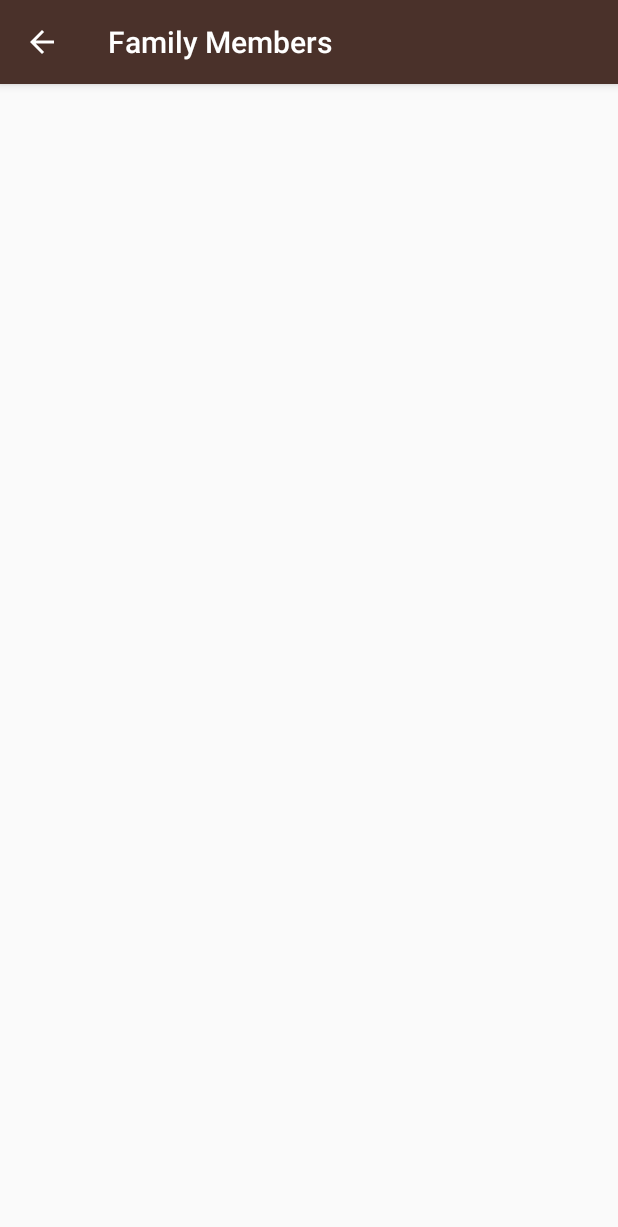
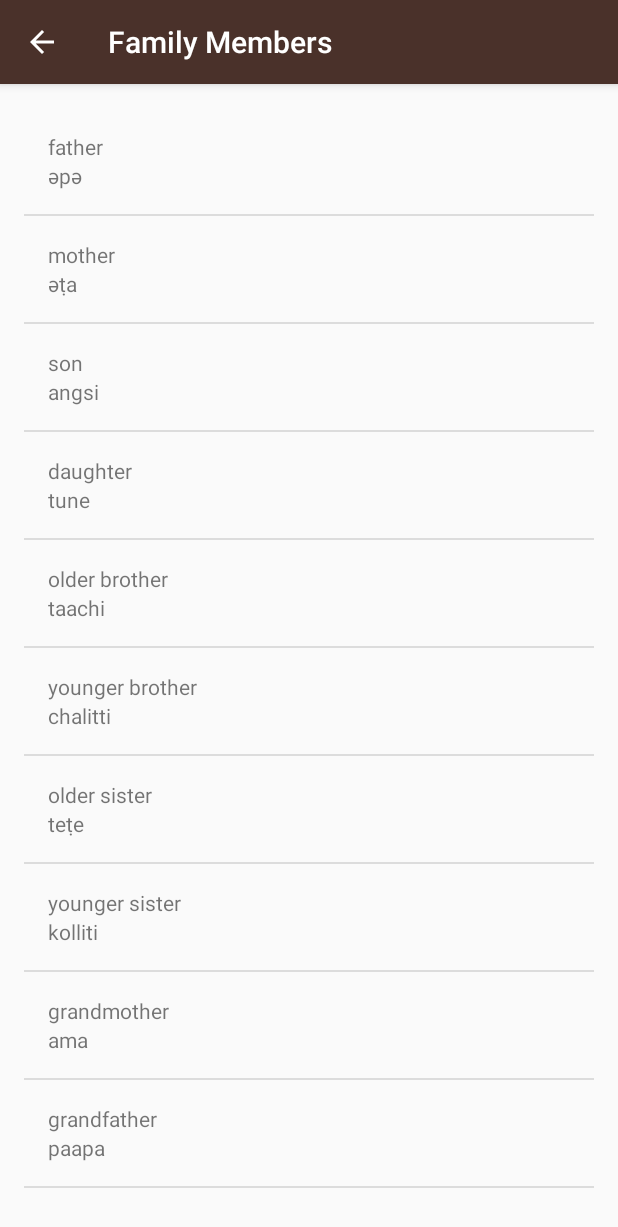
Before and after one commit to AlexBMA/Miwok, an Android app: the FamilyActivity screen opened directly, with no data from a screen before it, on a phone screen of 412 x 824 dp. Shown: the top 1227 px of the screen. Run offline under Robolectric (Android 15) with nearby library versions, the phone set to English and light mode, and no system bars.

Commit message:
update 7

```diff
--- a/app/src/main/java/com/example/alexandru/miwok/FamilyActivity.java
+++ b/app/src/main/java/com/example/alexandru/miwok/FamilyActivity.java
@@ -15,14 +15,58 @@
  */
 package com.example.alexandru.miwok;
 
+import android.os.Bundle;
 import android.support.v7.app.AppCompatActivity;
-import android.os.Bundle;
+import android.widget.ListView;
+
+import java.util.ArrayList;
+import java.util.List;
 
 public class FamilyActivity extends AppCompatActivity {
 
     @Override
     protected void onCreate(Bundle savedInstanceState) {
         super.onCreate(savedInstanceState);
-        setContentView(R.layout.activity_family);
+        setContentView(R.layout.word_list);
+
+        // Code here
+        List<Word> words = new ArrayList<>();
+
+        words = createEnglishWords(words);
+        //displayEnglishWords(englishWords);
+        displayEnglishWordListAdapter(words);
+    }
+
+    private List<Word> createEnglishWords(List<Word> list) {
+
+
+        list.add(new Word("father", "әpә"));
+        list.add(new Word("mother", "әṭa"));
+        list.add(new Word("son", "angsi"));
+        list.add(new Word("daughter", "tune"));
+        list.add(new Word("older brother", "taachi"));
+        list.add(new Word("younger brother", "chalitti"));
+        list.add(new Word("older sister", "teṭe"));
+        list.add(new Word("younger sister", "kolliti"));
+        list.add(new Word("grandmother ", "ama"));
+        list.add(new Word("grandfather", "paapa"));
+
+
+        return list;
+    }
+
+    /**
+     * Displays the list  on the screen
+     *
+     * @param list
+     */
+
+    public void displayEnglishWordListAdapter(List<Word> list) {
+
+        WordAdapter itemsAdapter = new WordAdapter(this, list);
+
+        ListView listView = (ListView) findViewById(R.id.list);
+
+        listView.setAdapter(itemsAdapter);
     }
 }
--- a/app/src/main/java/com/example/alexandru/miwok/NumbersActivity.java
+++ b/app/src/main/java/com/example/alexandru/miwok/NumbersActivity.java
@@ -27,7 +27,7 @@
     @Override
     protected void onCreate(Bundle savedInstanceState) {
         super.onCreate(savedInstanceState);
-        setContentView(R.layout.activity_numbers);
+        setContentView(R.layout.word_list);
 
 
         // Code here
--- a/app/src/main/res/layout/activity_family.xml
+++ /dev/null
@@ -1,26 +0,0 @@
-<?xml version="1.0" encoding="utf-8"?>
-<!-- Copyright (C) 2016 The Android Open Source Project
-
-     Licensed under the Apache License, Version 2.0 (the "License");
-     you may not use this file except in compliance with the License.
-     You may obtain a copy of the License at
-
-          http://www.apache.org/licenses/LICENSE-2.0
-
-     Unless required by applicable law or agreed to in writing, software
-     distributed under the License is distributed on an "AS IS" BASIS,
-     WITHOUT WARRANTIES OR CONDITIONS OF ANY KIND, either express or implied.
-     See the License for the specific language governing permissions and
-     limitations under the License.
--->
-<RelativeLayout xmlns:android="http://schemas.android.com/apk/res/android"
-    xmlns:tools="http://schemas.android.com/tools"
-    android:layout_width="match_parent"
-    android:layout_height="match_parent"
-    android:paddingBottom="@dimen/activity_vertical_margin"
-    android:paddingLeft="@dimen/activity_horizontal_margin"
-    android:paddingRight="@dimen/activity_horizontal_margin"
-    android:paddingTop="@dimen/activity_vertical_margin"
-    tools:context="com.example.alexandru.miwok.FamilyActivity">
-
-</RelativeLayout>
--- a/app/src/main/res/layout/activity_numbers.xml
+++ b/app/src/main/res/layout/word_list.xml
@@ -19,7 +19,6 @@
 
 
 <ListView xmlns:android="http://schemas.android.com/apk/res/android"
-    xmlns:tools="http://schemas.android.com/tools"
     android:id="@+id/list"
     android:layout_width="match_parent"
     android:layout_height="match_parent"
@@ -27,5 +26,4 @@
     android:paddingBottom="@dimen/activity_vertical_margin"
     android:paddingLeft="@dimen/activity_horizontal_margin"
     android:paddingRight="@dimen/activity_horizontal_margin"
-    android:paddingTop="@dimen/activity_vertical_margin"
-    tools:context="com.example.alexandru.miwok.NumbersActivity" />
+    android:paddingTop="@dimen/activity_vertical_margin" />
```
Also changed, not shown: app/src/main/java/com/example/alexandru/miwok/ColorsActivity.java (+43 -2 lines), app/src/main/java/com/example/alexandru/miwok/PhrasesActivity.java (+44 -2 lines), app/src/main/res/layout/activity_colors.xml (deleted, +0 -26 lines), app/src/main/res/layout/activity_phrases.xml (deleted, +0 -26 lines).
